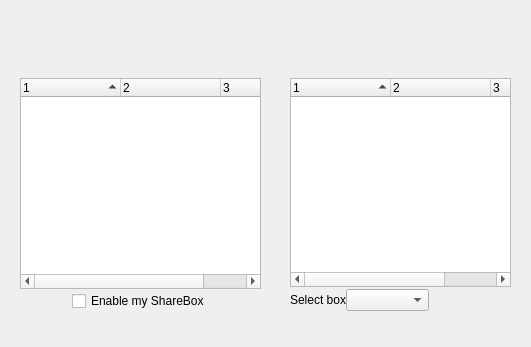
Above: src/desktop/GuiShareBox.ui from hwgao/beebeep before the change. Below: the same form after it.
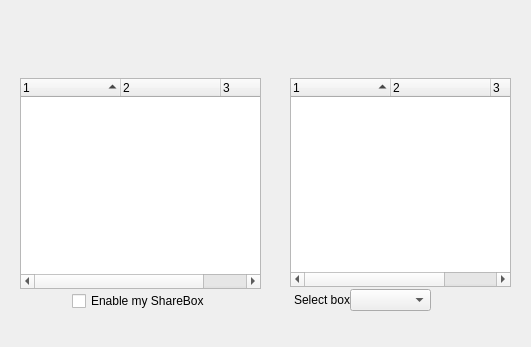
That is the form after the change. Icons and pictures are not drawn. Custom widgets are drawn as their Qt base class.

What changed in the file:
```diff
--- a/src/desktop/GuiShareBox.ui
+++ b/src/desktop/GuiShareBox.ui
@@ -387,9 +387,18 @@
           <verstretch>0</verstretch>
          </sizepolicy>
         </property>
+        <property name="minimumSize">
+         <size>
+          <width>60</width>
+          <height>0</height>
+         </size>
+        </property>
         <property name="text">
          <string>Select box</string>
         </property>
+        <property name="alignment">
+         <set>Qt::AlignRight|Qt::AlignTrailing|Qt::AlignVCenter</set>
+        </property>
        </widget>
       </item>
       <item>
```
